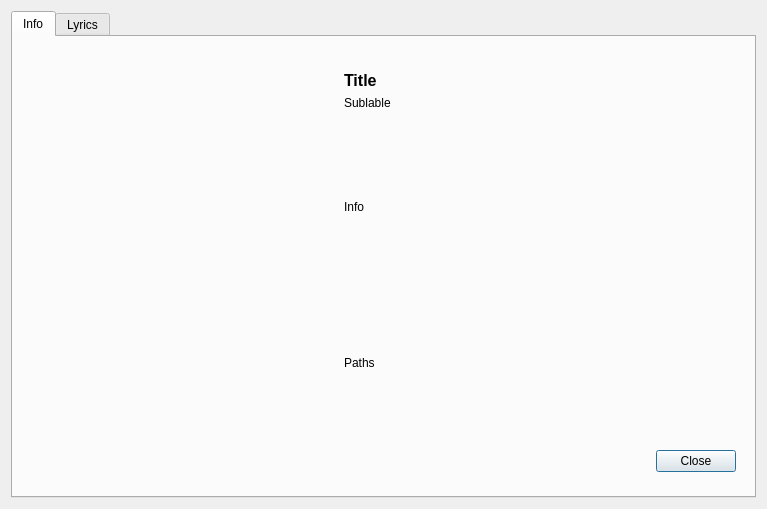
First picture: the form in branches/sayonara-885/src/GUI/InfoDialog/GUI_InfoDialog.ui, repository shahid334/sayonara-player, before the edit.
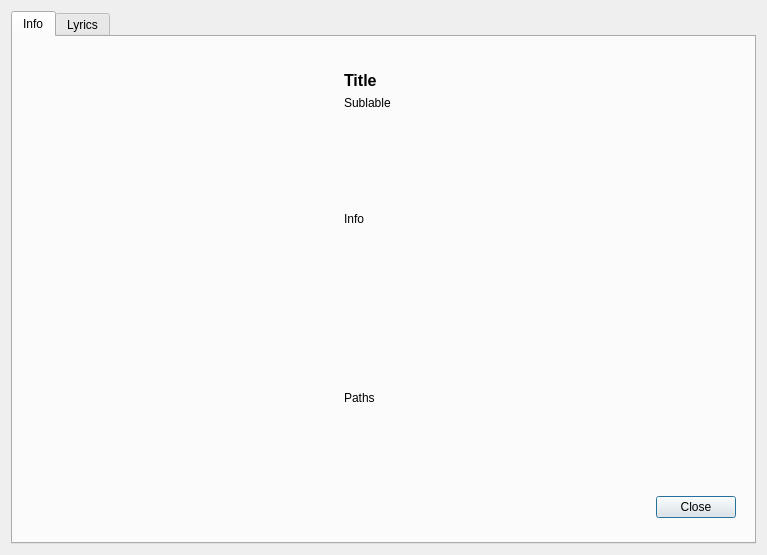
Second picture: the form after the edit. Icons and pictures are not drawn.

The edit to the form file:
```diff
--- a/branches/sayonara-885/src/GUI/InfoDialog/GUI_InfoDialog.ui
+++ b/branches/sayonara-885/src/GUI/InfoDialog/GUI_InfoDialog.ui
@@ -7,7 +7,7 @@
     <x>0</x>
     <y>0</y>
     <width>767</width>
-    <height>509</height>
+    <height>555</height>
    </rect>
   </property>
   <property name="windowTitle">
@@ -75,6 +75,24 @@
           </item>
           <item row="6" column="2">
            <widget class="QPushButton" name="btn_close1">
+            <property name="sizePolicy">
+             <sizepolicy hsizetype="Fixed" vsizetype="Fixed">
+              <horstretch>0</horstretch>
+              <verstretch>0</verstretch>
+             </sizepolicy>
+            </property>
+            <property name="minimumSize">
+             <size>
+              <width>80</width>
+              <height>0</height>
+             </size>
+            </property>
+            <property name="maximumSize">
+             <size>
+              <width>80</width>
+              <height>16777215</height>
+             </size>
+            </property>
             <property name="focusPolicy">
              <enum>Qt::StrongFocus</enum>
             </property>
```
Left out of the diff: 12 changed lines with no effect on the pictures.
